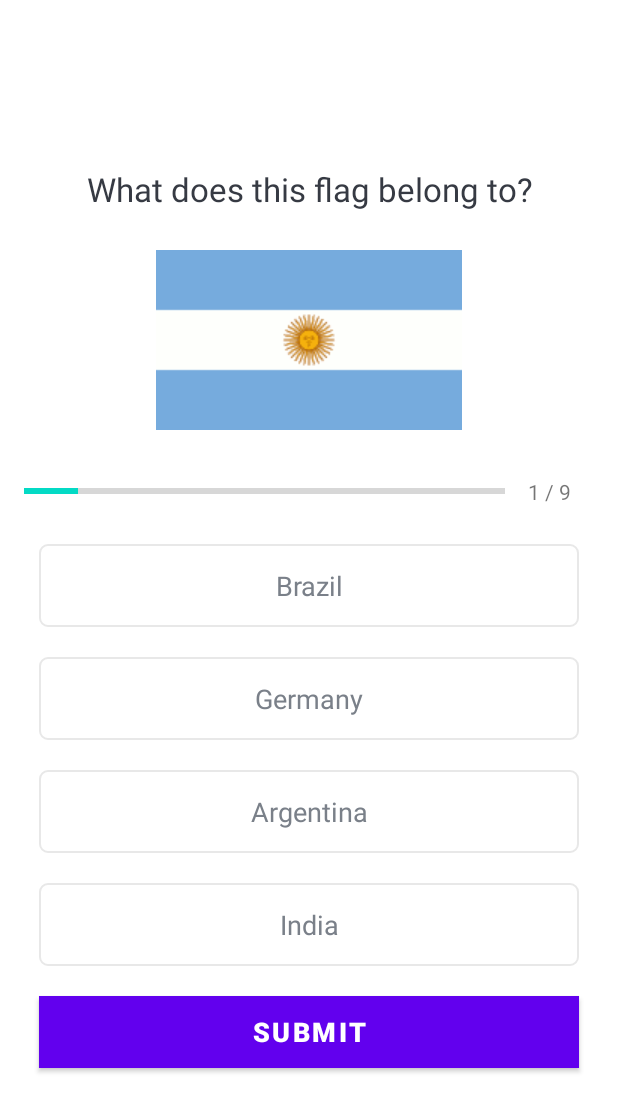
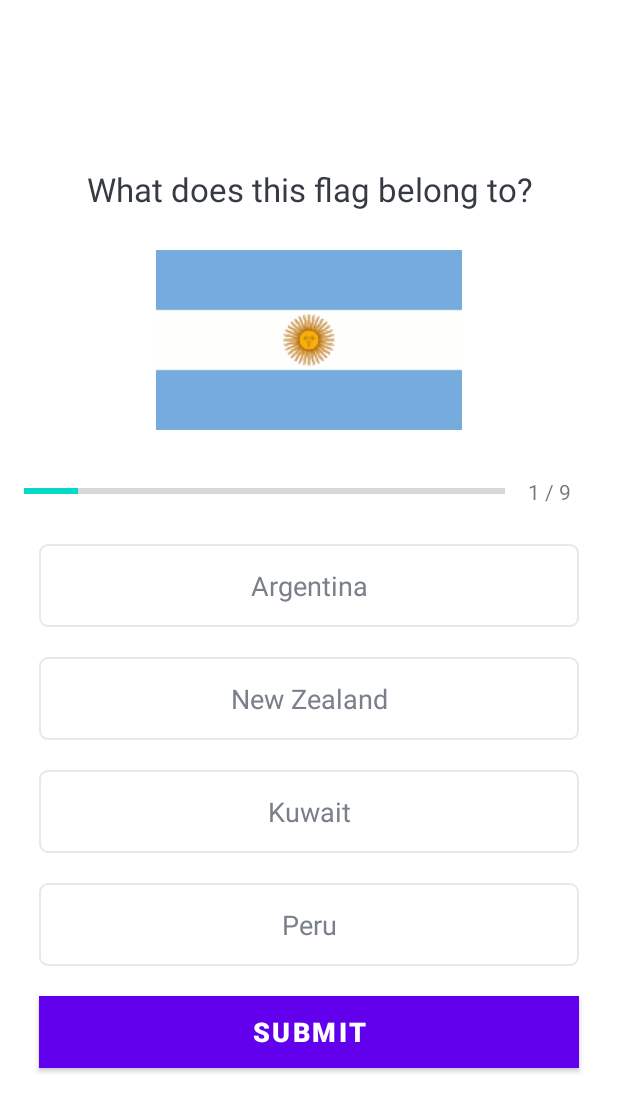
Before and after one commit to aldairdiaz11/QuizApp, an Android app: the QuizQuestionsActivity screen opened directly, with no data from a screen before it, on a phone screen of 412 x 824 dp. Shown: the top 1112 px of the screen. Run offline under Robolectric (Android 15) with nearby library versions, the phone set to English and light mode, and no system bars.

Commit message:
Update data and Options views

```diff
--- a/app/src/main/java/com/adiaz/quizapp/Constants.kt
+++ b/app/src/main/java/com/adiaz/quizapp/Constants.kt
@@ -4,26 +4,43 @@ object Constants {
     fun getQuestions(): ArrayList<Question> {
 
         // Questions data:
-        val questionStatement: String = "What does this flag belong to?"
+        val questionStatement = "What does this flag belong to?"
 
-        val flags = arrayOf<Int>(
+        val flags = arrayOf(
             R.drawable.ic_flag_of_argentina, R.drawable.ic_flag_of_australia,
             R.drawable.ic_flag_of_belgium, R.drawable.ic_flag_of_brazil, R.drawable.ic_flag_of_denmark,
             R.drawable.ic_flag_of_fiji, R.drawable.ic_flag_of_germany, R.drawable.ic_flag_of_india,
             R.drawable.ic_flag_of_kuwait, R.drawable.ic_flag_of_new_zealand)
 
-        val answers = arrayOf<String>(
-            "Argentina", ""
+        val answers = arrayOf(
+            0, 1, 2, 3, 1, 2, 3, 1, 2, 3
+        )
+
+        val options = arrayOf(
+            arrayOf("Argentina", "New Zealand", "Kuwait", "Peru"),
+            arrayOf("New Zealand", "Australia", "Denmark", "Portugal"),
+            arrayOf("Brazil", "New Zealand", "Belgium", "Russia"),
+            arrayOf("Argentina", "Mexico", "Ukrainian", "Brazil"),
+            arrayOf("Australia", "Denmark", "Germany", "Uruguay"),
+            arrayOf("Canada", "Colombia", "Fiji", "Venezuela"),
+            arrayOf("China", "Japan", "South Korea", "Germany"),
+            arrayOf("Chile", "India", "Italy", "Finland"),
+            arrayOf("Cuba", "Spain", "Kuwait", "Singapore"),
+            arrayOf("Kenya", "France", "Azerbaijan","New Zealand")
         )
 
         val questionsList = ArrayList<Question>()
 
         for ((index, flag) in flags.withIndex()) {
+            val optOne = options[index][0]
+            val optTwo = options[index][1]
+            val optThree = options[index][2]
+            val optFour = options[index][3]
+
             questionsList.add(
                 Question(
-                    1, questionStatement, flag,
-                    "Brazil", "Germany", "Argentina",
-                    "India", 3
+                    index + 1, questionStatement, flag, optOne, optTwo, optThree, optFour,
+                    answers[index]
                 )
             )
         }
--- a/app/src/main/java/com/adiaz/quizapp/QuizQuestionsActivity.kt
+++ b/app/src/main/java/com/adiaz/quizapp/QuizQuestionsActivity.kt
@@ -1,14 +1,22 @@
 package com.adiaz.quizapp
 
 import android.annotation.SuppressLint
+import android.graphics.Color
+import android.graphics.Typeface
 import androidx.appcompat.app.AppCompatActivity
 import android.os.Bundle
-import android.util.Log
+import android.view.View
+import android.widget.Button
 import android.widget.ImageView
 import android.widget.ProgressBar
 import android.widget.TextView
+import androidx.core.content.ContextCompat
 
-class QuizQuestionsActivity : AppCompatActivity() {
+class QuizQuestionsActivity : AppCompatActivity(), View.OnClickListener {
+
+    private var absCurrentPosition: Int = 1
+    private var absQuestionsList: ArrayList<Question>? = null
+    private var absSelectedOptPos: Int = 0
 
     private var progressBar: ProgressBar? = null
     private var tvProgress: TextView? = null
@@ -20,6 +28,8 @@ class QuizQuestionsActivity : AppCompatActivity() {
     private var tvOptionThree: TextView? = null
     private var tvOptionFour: TextView? = null
 
+    private var btnSubmit: Button? = null
+
     @SuppressLint("SetTextI18n")
     override fun onCreate(savedInstanceState: Bundle?) {
         super.onCreate(savedInstanceState)
@@ -30,28 +40,111 @@ class QuizQuestionsActivity : AppCompatActivity() {
         tvQuestion = findViewById(R.id.tv_question)
         tvImage = findViewById(R.id.tv_image)
 
-        tvOptionOne =findViewById(R.id.tv_option_one)
-        tvOptionTwo =findViewById(R.id.tv_option_two)
-        tvOptionThree =findViewById(R.id.tv_option_three)
-        tvOptionFour =findViewById(R.id.tv_option_four)
+        tvOptionOne = findViewById(R.id.tv_option_one)
+        tvOptionTwo = findViewById(R.id.tv_option_two)
+        tvOptionThree = findViewById(R.id.tv_option_three)
+        tvOptionFour = findViewById(R.id.tv_option_four)
 
-        val questionsList = Constants.getQuestions()
-        Log.i("Question list size: ", "${questionsList.size}")
+        btnSubmit = findViewById(R.id.btn_submit)
+        absQuestionsList = Constants.getQuestions()
 
-        for (item in questionsList) {
-            Log.e("Question", item.question)
-        }
+        // Make tv clickable
+        tvOptionOne?.setOnClickListener(this)
+        tvOptionTwo?.setOnClickListener(this)
+        tvOptionThree?.setOnClickListener(this)
+        tvOptionFour?.setOnClickListener(this)
+        btnSubmit?.setOnClickListener(this)
 
-        var currentPosition = 1
-        val question: Question = questionsList[currentPosition - 1]
+        setQuestion()
+    }
+
+    @SuppressLint("SetTextI18n")
+    private fun setQuestion() {
+
+        val question: Question = absQuestionsList!![absCurrentPosition - 1]
         tvImage?.setImageResource(question.image)
-        progressBar?.progress = currentPosition
-        tvProgress?.text = "$currentPosition / ${progressBar?.max}"
+        progressBar?.progress = absCurrentPosition
+        tvProgress?.text = "$absCurrentPosition / ${progressBar?.max}"
         tvQuestion?.text = question.question
 
         tvOptionOne?.text = question.OptionOne
         tvOptionTwo?.text = question.OptionTwo
         tvOptionThree?.text = question.OptionThree
         tvOptionFour?.text = question.OptionFour
+
+        if (absCurrentPosition == absQuestionsList!!.size) {
+            btnSubmit?.text = "FINISH"
+        }
+    }
+
+    private fun defaultOptionsView() {
+        val options = ArrayList<TextView>()
+        tvOptionOne?.let {
+            options.add(0, it)
+        }
+        tvOptionTwo?.let {
+            options.add(1, it)
+        }
+        tvOptionThree?.let {
+            options.add(2, it)
+        }
+        tvOptionFour?.let {
+            options.add(3, it)
+        }
+
+        for (option in options) {
+            option.setTextColor(Color.parseColor("#7A8089"))
+            option.typeface = Typeface.DEFAULT
+            option.background = ContextCompat.getDrawable(
+                this,
+                R.drawable.default_option_border_bg
+            )
+        }
+    }
+
+    private fun selectedOptionView(tv: TextView, optNum: Int) {
+        defaultOptionsView()
+        absSelectedOptPos = optNum
+
+        tv.setTextColor(Color.parseColor("#363A43"))
+        tv.setTypeface(tv.typeface, Typeface.BOLD)
+        tv.background = ContextCompat.getDrawable(
+            this,
+            R.drawable.selected_option_border_bg
+        )
+
+    }
+
+    override fun onClick(view: View?) {
+        when (view?.id) {
+            R.id.tv_option_one -> {
+                tvOptionOne?.let {
+                    selectedOptionView(it, 1)
+
+                }
+            }
+
+            R.id.tv_option_two -> {
+                tvOptionTwo?.let {
+                    selectedOptionView(it, 2)
+                }
+            }
+
+            R.id.tv_option_three -> {
+                tvOptionThree?.let {
+                    selectedOptionView(it, 3)
+                }
+            }
+
+            R.id.tv_option_four -> {
+                tvOptionFour?.let {
+                    selectedOptionView(it, 4)
+                }
+            }
+
+            R.id.btn_submit -> {
+                // todo "implement btn submit"
+            }
+        }
     }
 }
--- /dev/null
+++ b/app/src/main/res/drawable/selected_option_border_bg.xml
@@ -0,0 +1,12 @@
+<?xml version="1.0" encoding="utf-8"?>
+<shape xmlns:android="http://schemas.android.com/apk/res/android"
+    android:shape="rectangle">
+
+    <stroke
+        android:width="1dp"
+        android:color="@color/design_default_color_primary"
+        />
+    <solid android:color="@color/white"/>
+    <corners android:radius="5dp"/>
+
+</shape>
```
